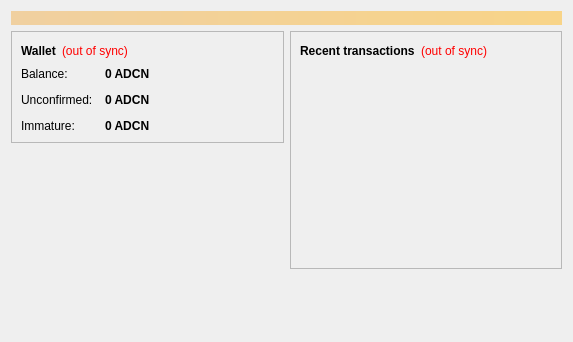
This is src/qt/forms/overviewpage.ui in sansicoin/educoin_v2 as Qt 5 draws it before an edit. The edited form follows.
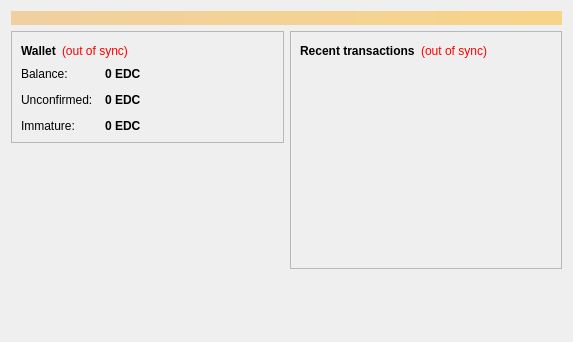
This is the edited form.

What changed in the file:
```diff
--- a/src/qt/forms/overviewpage.ui
+++ b/src/qt/forms/overviewpage.ui
@@ -122,7 +122,7 @@
                <string>Your current balance</string>
               </property>
               <property name="text">
-               <string notr="true">0 ADCN</string>
+               <string notr="true">0 EDC</string>
               </property>
               <property name="textInteractionFlags">
                <set>Qt::LinksAccessibleByMouse|Qt::TextSelectableByKeyboard|Qt::TextSelectableByMouse</set>
@@ -151,7 +151,7 @@
                <string>Total of transactions that have yet to be confirmed, and do not yet count toward the current balance</string>
               </property>
               <property name="text">
-               <string notr="true">0 ADCN</string>
+               <string notr="true">0 EDC</string>
               </property>
               <property name="textInteractionFlags">
                <set>Qt::LinksAccessibleByMouse|Qt::TextSelectableByKeyboard|Qt::TextSelectableByMouse</set>
@@ -177,7 +177,7 @@
                <string>Mined balance that has not yet matured</string>
               </property>
               <property name="text">
-               <string notr="true">0 ADCN</string>
+               <string notr="true">0 EDC</string>
               </property>
               <property name="textInteractionFlags">
                <set>Qt::LinksAccessibleByMouse|Qt::TextSelectableByKeyboard|Qt::TextSelectableByMouse</set>
```
Left out of the diff: 4 changed lines with no effect on the pictures.
